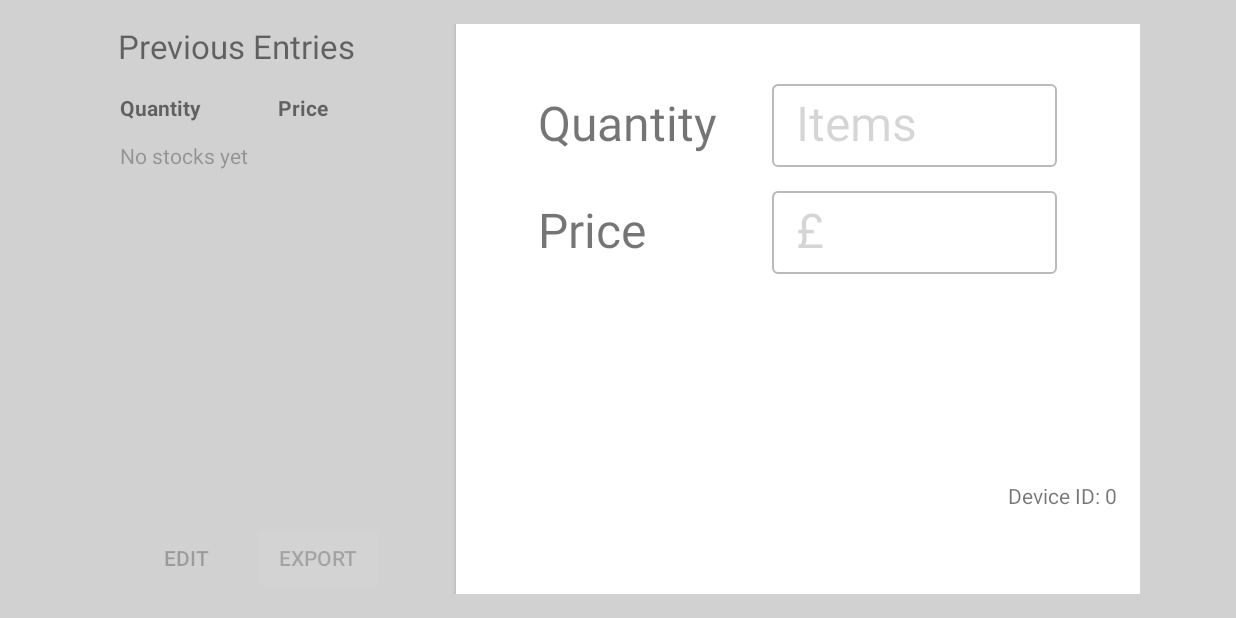
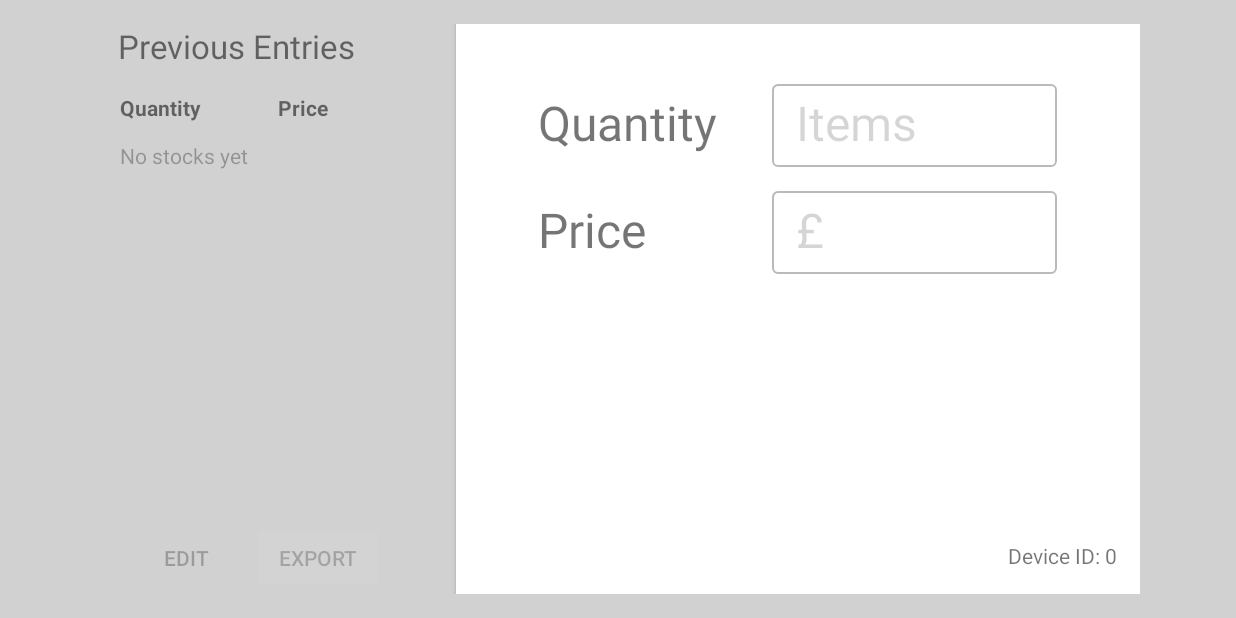
Before and after one commit to AlexSheiko/Stock-Control, an Android app: the screen it shows after launch (MainActivity), on a phone screen of 824 x 412 dp (held sideways). Run offline under Robolectric (Android 15) with nearby library versions, the phone set to English and light mode, and no system bars; libraries missing offline, so code that uses them is left out: com.dropbox.client2, com.parse; 8 statements that could not run were skipped.

Commit message:
Fix margins for the "Device ID" label

```diff
--- a/app/src/main/res/layout/activity_main.xml
+++ b/app/src/main/res/layout/activity_main.xml
@@ -3,8 +3,8 @@
     xmlns:android="http://schemas.android.com/apk/res/android"
     xmlns:tools="http://schemas.android.com/tools"
     android:layout_width="match_parent"
+    android:layout_height="match_parent"
     android:background="#2a000000"
-    android:layout_height="match_parent"
     android:orientation="horizontal"
     android:paddingBottom="@dimen/activity_vertical_margin"
     android:paddingLeft="@dimen/activity_horizontal_margin"
@@ -16,9 +16,9 @@
         android:layout_width="wrap_content"
         android:layout_height="match_parent"
         android:layout_marginRight="32dp"
-        android:paddingRight="16dp"
+        android:orientation="vertical"
         android:paddingLeft="16dp"
-        android:orientation="vertical">
+        android:paddingRight="16dp">
 
         <TextView
             android:layout_width="wrap_content"
@@ -34,62 +34,62 @@
             <TextView
                 android:layout_width="0dp"
                 android:layout_height="match_parent"
-                android:textStyle="bold"
                 android:layout_weight="3"
-                android:text="Quantity"/>
+                android:text="Quantity"
+                android:textStyle="bold"/>
 
             <TextView
                 android:layout_width="0dp"
-                android:textStyle="bold"
                 android:layout_height="match_parent"
                 android:layout_weight="2"
-                android:text="Price"/>
+                android:text="Price"
+                android:textStyle="bold"/>
 
         </LinearLayout>
 
         <ListView
             android:id="@+id/stockList"
-            android:divider="@null"
-            tools:listitem="@layout/list_item_stock"
-            android:layout_width="match_parent"
-            android:layout_height="0dp"
-            android:layout_weight="1"/>
-
-        <TextView
             android:layout_width="match_parent"
             android:layout_height="0dp"
             android:layout_weight="1"
+            android:divider="@null"
+            tools:listitem="@layout/list_item_stock"/>
+
+        <TextView
             android:id="@android:id/empty"
+            android:layout_width="match_parent"
+            android:layout_height="0dp"
             android:layout_marginTop="12dp"
-            tools:visibility="gone"
+            android:layout_weight="1"
+            android:text="No stocks yet"
             android:textColor="#4d000000"
-            android:text="No stocks yet"/>
+            tools:visibility="gone"/>
 
         <LinearLayout
             android:layout_width="wrap_content"
+            android:layout_height="wrap_content"
             android:layout_gravity="right"
-            android:layout_height="wrap_content"
             android:orientation="horizontal">
 
             <Button
                 android:id="@+id/editButton"
                 style="@style/Widget.AppCompat.Button.Borderless"
                 android:layout_width="wrap_content"
+                android:layout_height="wrap_content"
                 android:enabled="false"
-                tools:enabled="true"
                 android:onClick="onClickEdit"
-                android:layout_height="wrap_content"
-                android:text="Edit"/>
+                android:text="Edit"
+                tools:enabled="true"/>
 
             <Button
                 android:id="@+id/exportButton"
-                android:enabled="false"
-                tools:enabled="true"
                 style="@style/Widget.AppCompat.Button.Colored"
                 android:layout_width="wrap_content"
                 android:layout_height="wrap_content"
+                android:enabled="false"
+                android:onClick="onClickExport"
                 android:text="Export"
-                android:onClick="onClickExport"/>
+                tools:enabled="true"/>
 
         </LinearLayout>
 
@@ -100,11 +100,11 @@
         android:layout_height="match_parent"
         android:layout_weight="1"
         android:background="#FFF"
+        android:elevation="2dp"
         android:gravity="center_horizontal"
-        android:paddingTop="40dp"
-        android:elevation="2dp"
-        android:paddingBottom="56dp"
-        android:orientation="vertical">
+        android:orientation="vertical"
+        android:paddingBottom="16dp"
+        android:paddingTop="40dp">
 
         <LinearLayout
             android:layout_width="wrap_content"
@@ -115,25 +115,25 @@
             <TextView
                 android:layout_width="140dp"
                 android:layout_height="wrap_content"
+                android:layout_marginRight="16dp"
                 android:singleLine="true"
-                android:layout_marginRight="16dp"
                 android:text="Quantity"
                 android:textSize="32sp"/>
 
             <EditText
                 android:id="@+id/quantityField"
                 android:layout_width="190dp"
-                android:singleLine="true"
                 android:layout_height="wrap_content"
+                android:background="@drawable/edittext_background"
+                android:hint="Items"
                 android:inputType="number"
                 android:maxLength="7"
-                android:background="@drawable/edittext_background"
-                android:textColorHint="#2a000000"
+                android:paddingBottom="8dp"
                 android:paddingLeft="16dp"
                 android:paddingRight="16dp"
                 android:paddingTop="4dp"
-                android:paddingBottom="8dp"
-                android:hint="Items"
+                android:singleLine="true"
+                android:textColorHint="#2a000000"
                 android:textSize="32sp"/>
 
         </LinearLayout>
@@ -147,24 +147,24 @@
                 android:layout_width="140dp"
                 android:layout_height="wrap_content"
                 android:layout_marginRight="16dp"
+                android:singleLine="true"
                 android:text="Price"
-                android:singleLine="true"
                 android:textSize="32sp"/>
 
             <EditText
                 android:id="@+id/priceField"
                 android:layout_width="190dp"
                 android:layout_height="wrap_content"
+                android:background="@drawable/edittext_background"
+                android:hint="£"
                 android:inputType="numberDecimal"
                 android:maxLength="10"
+                android:paddingBottom="8dp"
                 android:paddingLeft="16dp"
                 android:paddingRight="16dp"
                 android:paddingTop="4dp"
-                android:paddingBottom="8dp"
-                android:background="@drawable/edittext_background"
+                android:singleLine="true"
                 android:textColorHint="#2a000000"
-                android:singleLine="true"
-                android:hint="£"
                 android:textSize="32sp"/>
 
         </LinearLayout>
```
